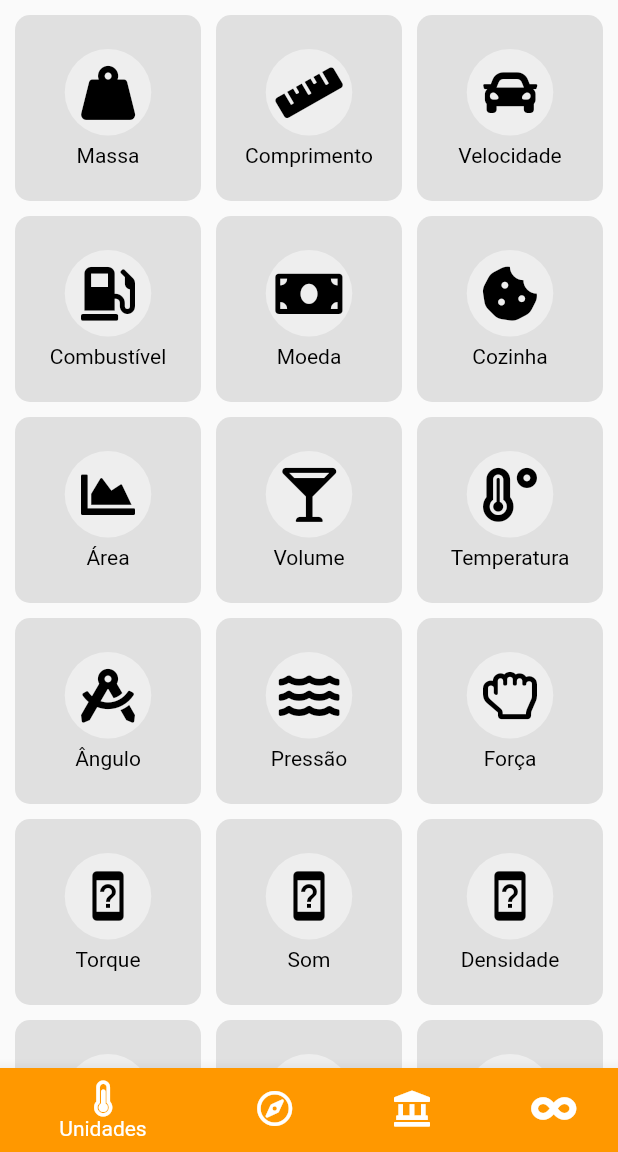
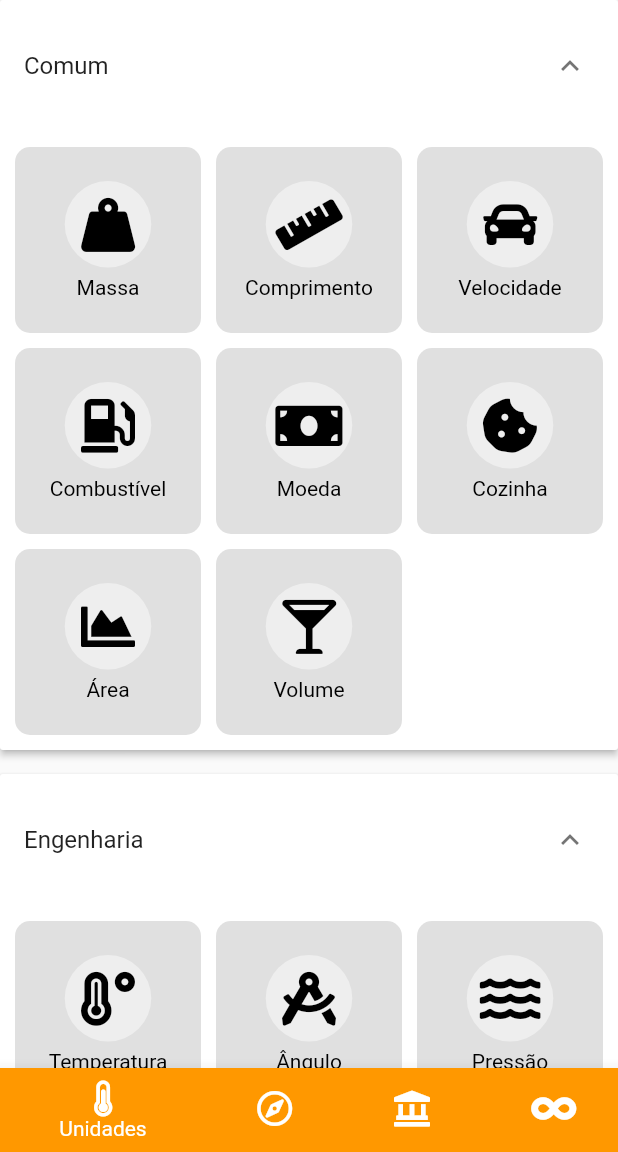
Before and after one commit to Thiago-LM/UnitConverter, a Flutter app: the screen it shows after launch, on a phone screen of 412 x 824 dp, the part 84-1236 px from its top. Run offline on Flutter 3.47's test engine with Material 2 defaults, Android fonts, the light colour scheme and no system bars; our stand-ins replace font_awesome_flutter.

Commit message:
Separação dos itens por categorias.

```diff
--- a/lib/pages/unit_page_view.dart
+++ b/lib/pages/unit_page_view.dart
@@ -1,29 +1,58 @@
-
 import 'package:flutter/material.dart';
 
-import 'package:unit_converter/util/menu_item.dart';
+import 'package:unit_converter/util/menu_panel.dart';
 import 'package:unit_converter/widgets/menu_expanded_widget.dart';
 
-class UnitPageView extends StatelessWidget {
+class UnitPageView extends StatefulWidget {
   const UnitPageView({Key key}) : super(key: key);
 
   @override
+  _UnitPageViewState createState() => _UnitPageViewState();
+}
+
+class _UnitPageViewState extends State<UnitPageView> {
+
+  List<MenuPanel> _data = MenuPanel.getItens();
+
+  @override
   Widget build(BuildContext context) {
-    return Scaffold(
+    return SingleChildScrollView(
+      child: Container(
+        child: ExpansionPanelList(
+          expansionCallback: (int index, bool isExpanded) {
+            setState(() {
+              _data[index].isExpanded = !isExpanded;
+            });
+          },
+          children: _data.map<ExpansionPanel>((MenuPanel panel) {
+            return ExpansionPanel(
+              canTapOnHeader: true,
+              headerBuilder: (BuildContext context, bool isExpanded) {
+                return ListTile(
+                  title: Text(panel.header),
+                );
+              },
               body: GridView.count(
                 padding: EdgeInsets.all(10),
                 crossAxisCount: 3,
                 mainAxisSpacing: 10,
                 crossAxisSpacing: 10,
-        physics: AlwaysScrollableScrollPhysics(),
+                shrinkWrap: true,
+                scrollDirection: Axis.vertical,
+                physics: NeverScrollableScrollPhysics(),
                 children: List.generate(
-          MenuItem.getItens().length, (index) {
+                  panel.value.length, (index) {
                     return MenuExpandedWidget(
-              item: MenuItem.getItens()[index],
+                      item: panel.value[index],
                     );
                   },
                 ),
-      )
+              ),
+              isExpanded: panel.isExpanded,
+            );
+          }).toList(),
+        ),
+      ),
     );
   }
 }
--- a/lib/util/menu_item.dart
+++ b/lib/util/menu_item.dart
@@ -8,7 +8,7 @@ class MenuItem {
 
   MenuItem({this.icon, this.iconSize, this.label});
 
-  static List<MenuItem> getItens() {
+  static List<MenuItem> getCommonItens() {
     return [
       MenuItem(icon: FontAwesomeIcons.weightHanging, iconSize: 36, label: 'Massa'),
       MenuItem(icon: FontAwesomeIcons.ruler, iconSize: 36, label: 'Comprimento'),
@@ -18,6 +18,11 @@ class MenuItem {
       MenuItem(icon: FontAwesomeIcons.cookieBite, iconSize: 36, label: 'Cozinha'),
       MenuItem(icon: FontAwesomeIcons.chartArea, iconSize: 36, label: 'Área'),
       MenuItem(icon: FontAwesomeIcons.glassMartiniAlt, iconSize: 36, label: 'Volume'),
+    ];
+  }
+
+  static List<MenuItem> getEngineeringItens() {
+    return [
       MenuItem(icon: FontAwesomeIcons.temperatureHigh, iconSize: 36, label: 'Temperatura'),
       MenuItem(icon: FontAwesomeIcons.draftingCompass, iconSize: 36, label: 'Ângulo'),
       MenuItem(icon: FontAwesomeIcons.water, iconSize: 36, label: 'Pressão'),
@@ -28,12 +33,22 @@ class MenuItem {
       MenuItem(icon: Icons.device_unknown, iconSize: 36, label: 'Inércia'),
       MenuItem(icon: Icons.device_unknown, iconSize: 36, label: 'Velocidade Ângular'),
       MenuItem(icon: Icons.device_unknown, iconSize: 36, label: 'Aceleração'),
+    ];
+  }
+
+  static List<MenuItem> getFluidsItens() {
+    return [
       MenuItem(icon: Icons.device_unknown, iconSize: 36, label: 'Viscosidade'),
       MenuItem(icon: Icons.device_unknown, iconSize: 36, label: 'Fluxo'),
       MenuItem(icon: Icons.device_unknown, iconSize: 36, label: 'Concentração'),
       MenuItem(icon: Icons.device_unknown, iconSize: 36, label: 'Permeabilidade'),
       MenuItem(icon: Icons.device_unknown, iconSize: 36, label: 'Tensão Superficial'),
       MenuItem(icon: Icons.device_unknown, iconSize: 36, label: 'Solução'),
+    ];
+  }
+
+  static List<MenuItem> getEletricityItens() {
+    return [
       MenuItem(icon: Icons.device_unknown, iconSize: 36, label: 'Potência'),
       MenuItem(icon: Icons.device_unknown, iconSize: 36, label: 'Corrente'),
       MenuItem(icon: Icons.device_unknown, iconSize: 36, label: 'Energia'),
@@ -44,11 +59,26 @@ class MenuItem {
       MenuItem(icon: Icons.device_unknown, iconSize: 36, label: 'Carga'),
       MenuItem(icon: Icons.device_unknown, iconSize: 36, label: 'Condutividade'),
       MenuItem(icon: Icons.device_unknown, iconSize: 36, label: 'Potencial'),
+    ];
+  }
+
+  static List<MenuItem> getComputerItens() {
+    return [
       MenuItem(icon: Icons.device_unknown, iconSize: 36, label: 'Armazenamento'),
       MenuItem(icon: Icons.device_unknown, iconSize: 36, label: 'Resolução'),
+    ];
+  }
+
+  static List<MenuItem> getLightItens() {
+    return [
       MenuItem(icon: Icons.device_unknown, iconSize: 36, label: 'Luminescência'),
       MenuItem(icon: Icons.device_unknown, iconSize: 36, label: 'Frequência'),
       MenuItem(icon: Icons.device_unknown, iconSize: 36, label: 'Iluminação'),
+    ];
+  }
+
+  static List<MenuItem> getTimeItens() {
+    return [
       MenuItem(icon: Icons.device_unknown, iconSize: 36, label: 'Tempo'),
     ];
   }
--- /dev/null
+++ b/lib/util/menu_panel.dart
@@ -0,0 +1,21 @@
+import 'menu_item.dart';
+
+class MenuPanel {
+  bool isExpanded;
+  String header;
+  List<MenuItem> value;
+
+  MenuPanel({this.isExpanded = true, this.header, this.value});
+
+  static List<MenuPanel> getItens() {
+    return [
+      MenuPanel(header: 'Comum', value: MenuItem.getCommonItens()),
+      MenuPanel(header: 'Engenharia', value: MenuItem.getEngineeringItens()),
+      MenuPanel(header: 'Fluidos', value: MenuItem.getFluidsItens()),
+      MenuPanel(header: 'Eletricidade', value: MenuItem.getEletricityItens()),
+      MenuPanel(header: 'Computador', value: MenuItem.getComputerItens()),
+      MenuPanel(header: 'Luz', value: MenuItem.getLightItens()),
+      MenuPanel(header: 'Tempo', value: MenuItem.getTimeItens()),
+    ];
+  }
+}
```
Lines whose indentation alone changed are shown as unchanged.
